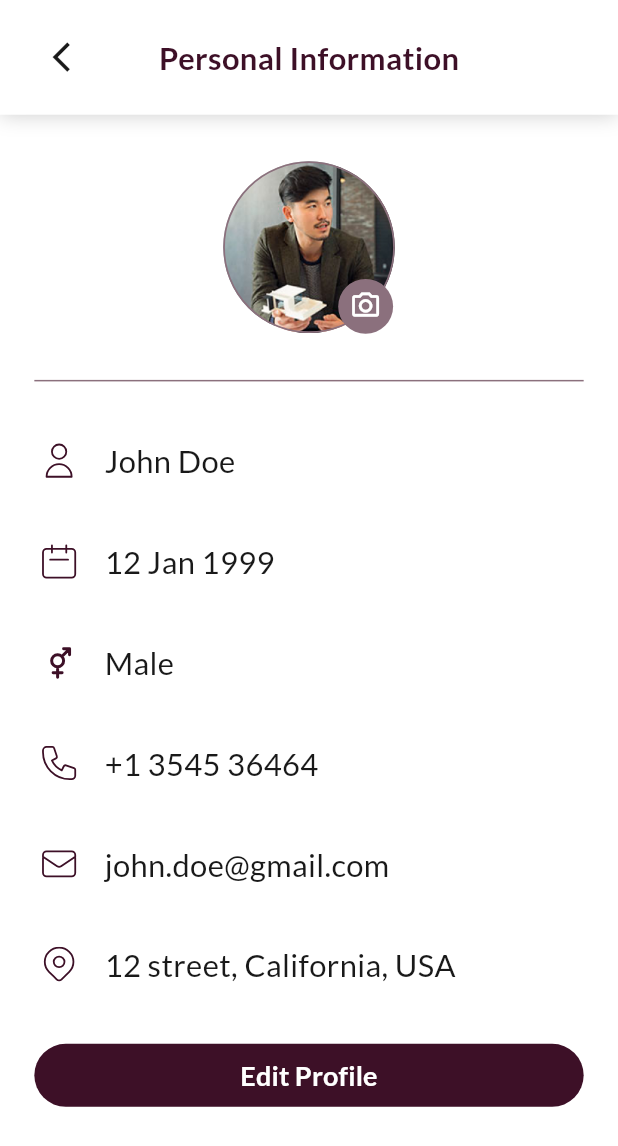
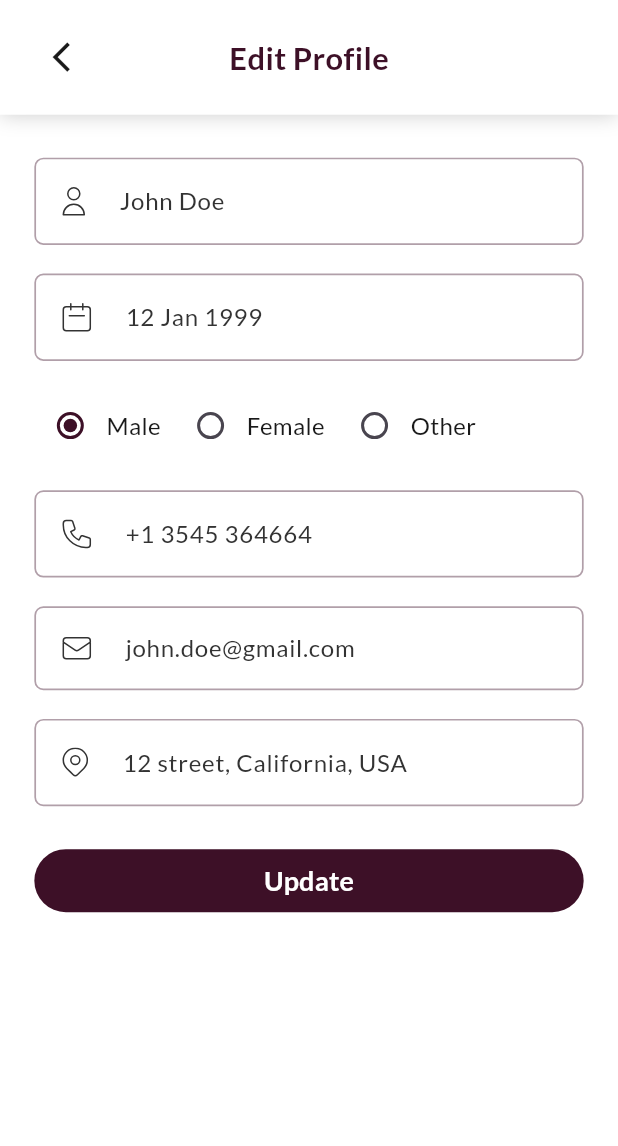
Before and after one commit to nahiduzzaman11/BarBar-App, a Flutter app: the PersonalInformationScreen screen opened by its route, after a tap on "Edit Profile", on a phone screen of 412 x 824 dp. Shown: the top 1146 px of the screen. Run offline on Flutter 3.47's test engine with Material 3 defaults, Android fonts, the light colour scheme and no system bars; our stand-ins replace carousel_slider, dots_indicator, flutter_screenutil, flutter_svg, get, google_fonts and 1 more.

Commit message:
edit_profile_screen design

```diff
--- a/lib/core/route/app_route.dart
+++ b/lib/core/route/app_route.dart
@@ -10,6 +10,7 @@ import 'package:barbar_app/view/screesns/booking_payment/add_payment_screen.dart
 import 'package:barbar_app/view/screesns/booking_payment/confirm_appointment_screen.dart';
 import 'package:barbar_app/view/screesns/booking_payment/confirm_booking_screen.dart';
 import 'package:barbar_app/view/screesns/booking_payment/select_date_time_screen.dart';
+import 'package:barbar_app/view/screesns/edit_profile/edit_profile_screen.dart';
 import 'package:barbar_app/view/screesns/forget/forget_password/forget_password_screen.dart';
 import 'package:barbar_app/view/screesns/forget/get_otp/get_otp_screen.dart';
 import 'package:barbar_app/view/screesns/forget/reset_password/reset_password_screen.dart';
@@ -67,6 +68,7 @@ class AppRoute {
 
 
   static const String personalInfoScreen = "/personal_information_screen";
+  static const String editProfile = "/edit_profile_screen";
 
 
   static List<GetPage> routes = [
@@ -106,6 +108,7 @@ class AppRoute {
     GetPage(name: appointmentDetailsScreen, page: ()=>  const AppointmentDetailsScreen()),
 
     GetPage(name: personalInfoScreen, page: ()=>  const PersonalInformationScreen()),
+    GetPage(name: editProfile, page: ()=>  const EditProfileScreen()),
 
   ];
 }
--- /dev/null
+++ b/lib/view/screesns/edit_profile/edit_profile_screen.dart
@@ -0,0 +1,186 @@
+import 'package:barbar_app/utils/colors/app_colors.dart';
+import 'package:barbar_app/utils/icons/app_icons.dart';
+import 'package:barbar_app/view/widgets/app_bar/custom_app_bar.dart';
+import 'package:barbar_app/view/widgets/button/custom_button.dart';
+import 'package:barbar_app/view/widgets/image/custom_image.dart';
+import 'package:barbar_app/view/widgets/text/custom_text.dart';
+import 'package:barbar_app/view/widgets/textfield/custom_textfield.dart';
+import 'package:flutter/material.dart';
+import 'package:flutter_screenutil/flutter_screenutil.dart';
+import 'package:get/get.dart';
+import 'package:google_fonts/google_fonts.dart';
+
+class EditProfileScreen extends StatefulWidget {
+  const EditProfileScreen({super.key});
+
+  @override
+  State<EditProfileScreen> createState() => _EditProfileScreenState();
+}
+
+class _EditProfileScreenState extends State<EditProfileScreen> {
+
+  int _value = 1;
+
+  @override
+  Widget build(BuildContext context) {
+    return SafeArea(
+      top: true,
+      child: Scaffold(
+        extendBody: true,
+        backgroundColor: AppColors.white_100,
+        appBar: CustomAppBar(
+          spreadRadius: 0.r,
+          appBarHeight: 64.h,
+          appBarContent: Row(
+            crossAxisAlignment: CrossAxisAlignment.center,
+            mainAxisAlignment: MainAxisAlignment.spaceBetween,
+            children: [
+              GestureDetector(
+                onTap: () {
+                  Get.back();
+                },
+                child: SizedBox(
+                  height: 42.h,
+                  width: 42.w,
+                  child: Icon(
+                    Icons.arrow_back_ios,
+                    size: 20.h,
+                    color: AppColors.white_10,
+                  ),
+                ),
+              ),
+              CustomText(
+                text: "Edit Profile",
+                fontSize: 18.sp,
+                color: AppColors.purple_100,
+                fontWeight: FontWeight.w600,
+              ),
+              SizedBox(height: 42.h, width: 42.w)
+            ],
+          ),
+        ),
+        body: SingleChildScrollView(
+          padding: EdgeInsets.symmetric(horizontal: 20.w, vertical: 24.h),
+          physics: const ClampingScrollPhysics(),
+          child: Column(
+            crossAxisAlignment: CrossAxisAlignment.start,
+            children: [
+              CustomTextField(
+                textInputAction: TextInputAction.done,
+                hintText: "John Doe",
+                hintStyle: GoogleFonts.lato(fontSize: 14.sp, color: AppColors.white_20),
+                prefixIcon: const CustomImage(imageSrc: AppIcons.user, imageType: ImageType.svg, imageColor: AppColors.white_20),
+              ),
+              SizedBox(height: 16.h),
+              CustomTextField(
+                textInputAction: TextInputAction.done,
+                hintText: "12 Jan 1999",
+                hintStyle: GoogleFonts.lato(fontSize: 14.sp, color: AppColors.white_20),
+                prefixIcon: const CustomImage(imageSrc: AppIcons.dob, imageType: ImageType.svg, imageColor: AppColors.white_20),
+              ),
+              SizedBox(height: 16.h),
+              Row(
+                children: [
+                  Row(
+                    crossAxisAlignment: CrossAxisAlignment.center,
+                    mainAxisAlignment: MainAxisAlignment.start,
+                    children: [
+                      Radio(
+                        value: 1,
+                        activeColor: AppColors.purple_100,
+                        groupValue: _value,
+                        onChanged: (value) {
+                          setState(() {
+                            _value = value!;
+                          });
+                        },
+                      ),
+                      CustomText(
+                        text: "Male",
+                        color: AppColors.white_10,
+                        fontSize: 14.sp,
+                      ),
+                    ],
+                  ),
+                  SizedBox(width: 8.w),
+                  Row(
+                    crossAxisAlignment: CrossAxisAlignment.center,
+                    mainAxisAlignment: MainAxisAlignment.start,
+                    children: [
+                      Radio(
+                        value: 2,
+                        activeColor: AppColors.purple_100,
+                        groupValue: _value,
+                        onChanged: (value) {
+                          setState(() {
+                            _value = value!;
+                          });
+                        },
+                      ),
+                      CustomText(
+                        text: "Female",
+                        color: AppColors.white_10,
+                        fontSize: 14.sp,
+                      ),
+                    ],
+                  ),
+                  SizedBox(width: 8.w),
+                  Row(
+                    crossAxisAlignment: CrossAxisAlignment.center,
+                    mainAxisAlignment: MainAxisAlignment.start,
+                    children: [
+                      Radio(
+                        value: 3,
+                        activeColor: AppColors.purple_100,
+                        groupValue: _value,
+                        onChanged: (value) {
+                          setState(() {
+                            _value = value!;
+                          });
+                        },
+                      ),
+                      CustomText(
+                        text: "Other",
+                        color: AppColors.white_10,
+                        fontSize: 14.sp,
+                      ),
+                    ],
+                  ),
+                ],
+              ),
+              SizedBox(height: 16.h),
+              CustomTextField(
+                textInputAction: TextInputAction.done,
+                hintText: "+1 3545 364664",
+                hintStyle: GoogleFonts.lato(fontSize: 14.sp, color: AppColors.white_20),
+                prefixIcon: const CustomImage(imageSrc: AppIcons.phone, imageType: ImageType.svg, imageColor: AppColors.white_20),
+              ),
+              SizedBox(height: 16.h),
+              CustomTextField(
+                textInputAction: TextInputAction.done,
+                hintText: "john.doe@gmail.com",
+                hintStyle: GoogleFonts.lato(fontSize: 14.sp, color: AppColors.white_20),
+                prefixIcon: const CustomImage(imageSrc: AppIcons.email, imageType: ImageType.svg, imageColor: AppColors.white_20),
+              ),
+              SizedBox(height: 16.h),
+              CustomTextField(
+                textInputAction: TextInputAction.done,
+                hintText: "12 street, California, USA",
+                hintStyle: GoogleFonts.lato(fontSize: 14.sp, color: AppColors.white_20),
+                prefixIcon: const CustomImage(imageSrc: AppIcons.location, imageType: ImageType.svg, imageColor: AppColors.white_20),
+              ),
+              SizedBox(height: 24.h),
+              CustomElevatedButton(
+                onPressed: () {
+                 // Get.toNamed(AppRoute.editProfile);
+                },
+                titleText: "Update",
+                buttonWidth: MediaQuery.of(context).size.width,
+              ),
+            ],
+          ),
+        ),
+      ),
+    );
+  }
+}
--- a/lib/view/screesns/profile/personal_information_screen.dart
+++ b/lib/view/screesns/profile/personal_information_screen.dart
@@ -1,3 +1,4 @@
+import 'package:barbar_app/core/route/app_route.dart';
 import 'package:barbar_app/utils/colors/app_colors.dart';
 import 'package:barbar_app/utils/icons/app_icons.dart';
 import 'package:barbar_app/utils/images/app_images.dart';
@@ -128,7 +129,9 @@ class PersonalInformationScreen extends StatelessWidget {
               ),
               SizedBox(height: 24.h),
               CustomElevatedButton(
-                onPressed: () {},
+                onPressed: () {
+                  Get.toNamed(AppRoute.editProfile);
+                },
                 titleText: "Edit Profile",
                 buttonWidth: MediaQuery.of(context).size.width,
               ),
```
